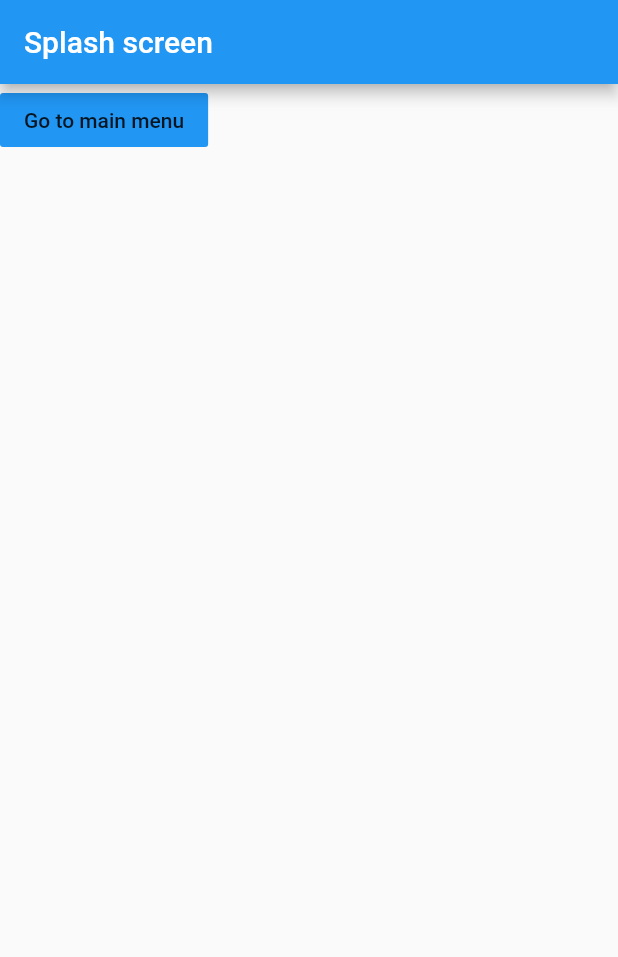
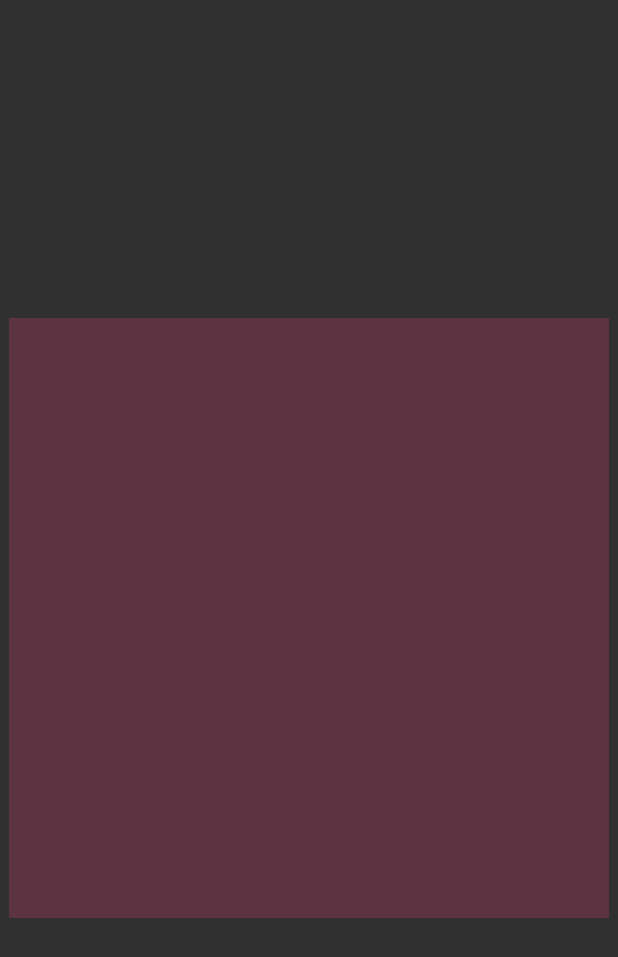
Before and after one commit to JunoNgx/Flame-Template, a Flutter app: the first screen one second after launch, on a phone screen of 412 x 824 dp. Shown: the top 957 px of the screen. Run offline on Flutter 3.47's test engine with Material 2 defaults, Android fonts, the phone set to English and light mode, and no system bars; missing offline and left inert: flame.

Commit message:
Splash screen is now functional as intended.

```diff
--- a/lib/main.dart
+++ b/lib/main.dart
@@ -26,8 +26,6 @@ void main() async {
     }
   ));
 
-//  runApp(game.widget);
-
   Util flameUtil = Util();
   await flameUtil.fullScreen();
   await flameUtil.setOrientation(DeviceOrientation.portraitUp);
--- a/lib/screens/splash_screen.dart
+++ b/lib/screens/splash_screen.dart
@@ -1,24 +1,90 @@
 import 'package:flutter/material.dart';
 import 'package:flametest/screens/main_menu_screen.dart';
 
-class SplashScreen extends StatelessWidget {
+class SplashScreen extends StatefulWidget {
+  @override
+  _SplashScreenState createState() => _SplashScreenState();
+}
+
+class _SplashScreenState extends State<SplashScreen> with SingleTickerProviderStateMixin {
+
+  Animation _animation;
+  AnimationController _animationController;
+//  final Duration _showingDuration = Duration(milliseconds: 2000);
+  final Duration _fadeInDuration = Duration(milliseconds: 4000);
+
+  @override
+  void initState() {
+    super.initState();
+    _animationController = new AnimationController(
+      vsync: this,
+      duration: _fadeInDuration
+    );
+
+//    _animation = Tween<double>(begin: 0.0, end: 1.0).animate(
+//      CurvedAnimation(
+//        parent: _animationController,
+//        curve: Curves.easeInCirc
+//      )
+//    );
+
+    _animation = TweenSequence([
+      TweenSequenceItem(tween: Tween(begin: 0.0, end: 1.0), weight: 0.75),
+      TweenSequenceItem(tween: Tween(begin: 1.0, end: 1.0), weight: 2),
+      TweenSequenceItem(tween: Tween(begin: 1.0, end: 0.0), weight: 0.75),
+//      TweenSequenceItem(tween: Tween(begin: 1.0, end: 0.0), weight: 1),
+//      TweenSequenceItem(tween: Tween(begin: 0.0, end: 0.0), weight: 2),
+//      TweenSequenceItem(tween: Tween(begin: 0.0, end: 1.0), weight: 1),
+    ])
+      .animate(CurvedAnimation(
+        parent: _animationController,
+        curve: Curves.easeInSine
+      ));
+
+    _animationController.forward();
+    _animationController.addStatusListener((status){
+      if (status == AnimationStatus.completed) {
+        Navigator.pushNamed(context, '/menu');
+      }
+    });
+  }
+
+  @override
+  void dispose() {
+    super.dispose();
+    _animationController.reset();
+  }
+
+  Widget _buildAnimation(Widget _widget) {
+//    Future.delayed(Duration(milliseconds: 500));
+    return FadeTransition(
+      opacity: _animation,
+      child: _widget
+    );
+//    return ScaleTransition(
+//      scale: _animation,
+//      child: _widget
+//    );
+  }
+
   @override
   Widget build(BuildContext context) {
     return Scaffold(
-      appBar: AppBar(
-        title: Text('Splash screen')
-      ),
-      body: Column(
-        children: <Widget>[
-          FlatButton(
-            color: Colors.blue,
-            child: Text('Go to main menu'),
-            onPressed: (){
-              Navigator.pushNamed(context, '/menu');
-            },
-          )
-        ],
-      )
+        backgroundColor: Colors.grey[850],
+//      body: Column(
+//        children: <Widget>[
+//          FlatButton(
+//            color: Colors.blue,
+//            child: Text('Go to main menu'),
+//            onPressed: (){
+//              Navigator.pushNamed(context, '/menu');
+//            },
+//          )
+//        ],
+//      )
+        body: Center(
+            child: _buildAnimation(Container(color: Colors.pinkAccent, height: 400, width: 400))
+        )
     );
   }
 }
```
